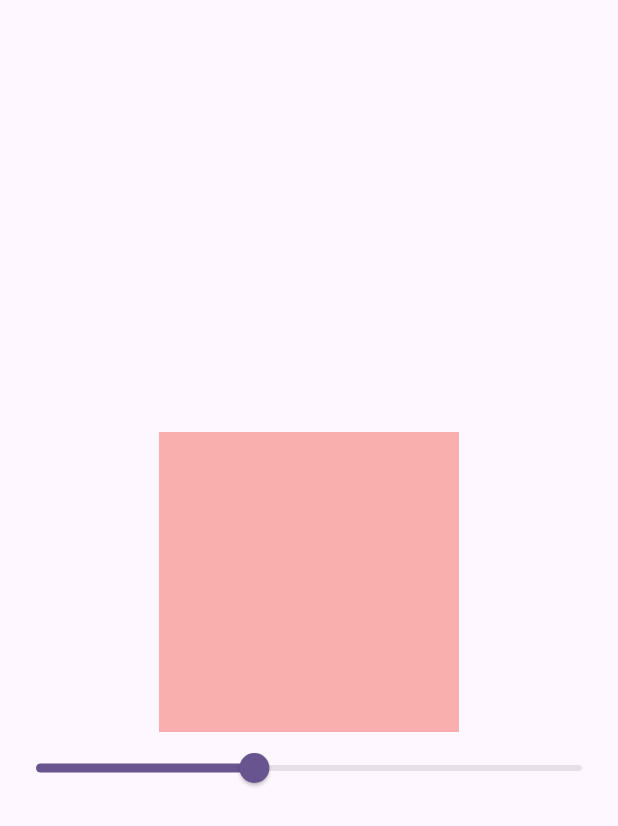
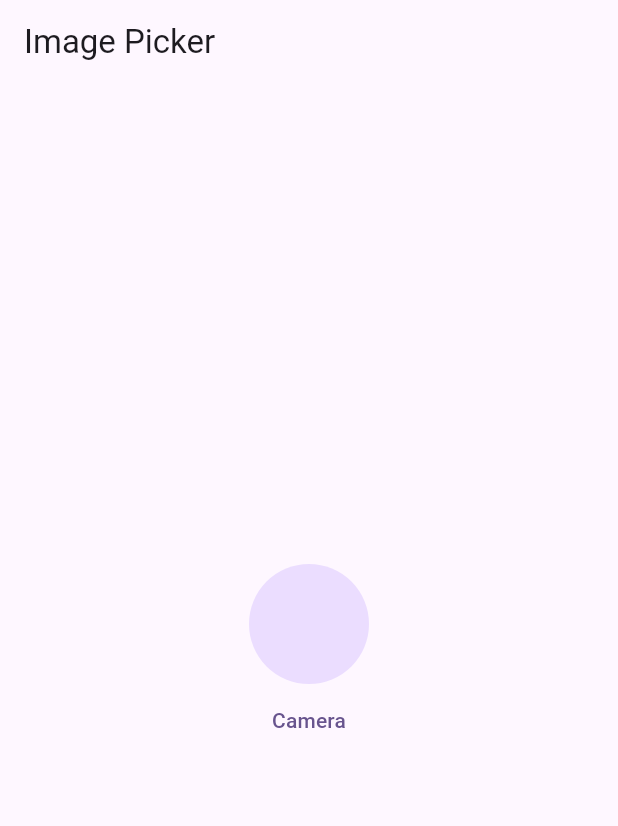
Before and after one commit to AliBukhariDev/Getx_State_Managment_Flutter, a Flutter app: the screen it shows after launch, on a phone screen of 412 x 824 dp. Shown: the top 826 px of the screen. Run offline on Flutter 3.47's test engine with Material 3 defaults, Android fonts, the phone set to English and light mode, and no system bars; our stand-ins replace get, image_picker.

Commit message:
Getx New Examples and Getx Image Picker Included

```diff
--- a/lib/getx_state_management/getx_counter_example/counter_class.dart
+++ b/lib/getx_state_management/getx_counter_example/counter_class.dart
@@ -33,7 +33,7 @@ class _CounterClassState extends State<CounterClass> {
         },
         child: const Text(
           '+',
-          style: const TextStyle(fontSize: 25),
+          style: TextStyle(fontSize: 25),
         ),
       ),
     );
--- /dev/null
+++ b/lib/getx_state_management/getx_image_picker/getx_image_picker.dart
@@ -0,0 +1,44 @@
+import 'dart:io';
+
+import 'package:flutter/material.dart';
+import 'package:get/get.dart';
+import 'package:getx_tutorials_material/getx_state_management/getx_image_picker/image_picker_controller.dart';
+
+class GetxImagePicker extends StatefulWidget {
+  const GetxImagePicker({super.key});
+
+  @override
+  State<GetxImagePicker> createState() => _GetxImagePickerState();
+}
+
+class _GetxImagePickerState extends State<GetxImagePicker> {
+  final ImagePickerController controller = ImagePickerController();
+
+  @override
+  Widget build(BuildContext context) {
+    return Scaffold(
+        appBar: AppBar(
+          title: const Text('Image Picker'),
+        ),
+        body: Obx(() => Column(
+              mainAxisAlignment: MainAxisAlignment.center,
+              crossAxisAlignment: CrossAxisAlignment.center,
+              children: [
+                Center(
+                  child: CircleAvatar(
+                      radius: 40,
+                      backgroundImage: controller.path.isNotEmpty
+                          ? FileImage(File(controller.path.toString()))
+                          : null),
+                ),
+                Center(
+                  child: TextButton(
+                      onPressed: () {
+                        controller.imagePicker();
+                      },
+                      child: const Text('Camera')),
+                )
+              ],
+            )));
+  }
+}
--- /dev/null
+++ b/lib/getx_state_management/getx_image_picker/image_picker_controller.dart
@@ -0,0 +1,14 @@
+import 'package:get/get.dart';
+import 'package:image_picker/image_picker.dart';
+
+class ImagePickerController extends GetxController {
+  RxString path = ''.obs;
+
+  Future imagePicker() async {
+    final ImagePicker imagePicker = ImagePicker();
+    final image = await imagePicker.pickImage(source: ImageSource.camera);
+    if (image != null) {
+      path.value = image.path.toString();
+    }
+  }
+}
--- a/lib/getx_state_management/getx_opacity_example/getx_opacity_class.dart
+++ b/lib/getx_state_management/getx_opacity_example/getx_opacity_class.dart
@@ -1,5 +1,4 @@
 import 'package:flutter/material.dart';
-import 'package:flutter/widgets.dart';
 import 'package:get/get.dart';
 import 'package:getx_tutorials_material/getx_state_management/getx_opacity_example/getx_opacity_controller.dart';
 
--- a/lib/main.dart
+++ b/lib/main.dart
@@ -2,6 +2,8 @@ import 'package:flutter/material.dart';
 import 'package:get/get.dart';
 import 'package:getx_tutorials_material/getx_state_management/getx_counter_example/counter_class.dart';
 import 'package:getx_tutorials_material/getx_state_management/getx_counter_example/counter_controller.dart';
+import 'package:getx_tutorials_material/getx_state_management/getx_favourite_item_example/favourite_screen.dart';
+import 'package:getx_tutorials_material/getx_state_management/getx_image_picker/getx_image_picker.dart';
 import 'package:getx_tutorials_material/getx_utilities/getx_navigation_and_routes.dart';
 import 'package:getx_tutorials_material/getx_utilities/getx_utilities_change_themes_bottom_sheet.dart';
 import 'package:getx_tutorials_material/getx_utilities/languages.dart';
@@ -36,7 +38,9 @@ class MyApp extends StatelessWidget {
       getPages: [
         // GetPage(name: '/', page: () => const GetxUtilities()),
         // GetPage(name: '/', page: () => const CounterClass()),
-        GetPage(name: '/', page: () => const GetxOpacityClass()),
+        // GetPage(name: '/', page: () => const GetxOpacityClass()),
+        // GetPage(name: '/', page: () => const FavouriteScreen()),
+        GetPage(name: '/', page: () => const GetxImagePicker()),
         GetPage(name: '/getx_navigation', page: () => const GetxNavigation()),
         GetPage(name: '/getx_height', page: () => const GetxHeightAndWidth()),
         GetPage(name: '/getx_languages', page: () => const AppLanguages())
--- a/pubspec.yaml
+++ b/pubspec.yaml
@@ -37,6 +37,7 @@ dependencies:
   cupertino_icons: ^1.0.6
   get: ^4.6.6
   get_storage: ^2.1.1
+  image_picker:
 
 dev_dependencies:
   flutter_test:
```
Also changed, not shown: lib/getx_state_management/getx_favourite_item_example/favourite_controller.dart (added, +18 -0 lines), lib/getx_state_management/getx_favourite_item_example/favourite_screen.dart (added, +47 -0 lines), lib/getx_utilities/getx_localization_app_languages.dart (+4 -4 lines), pubspec.lock, 6 other files.
